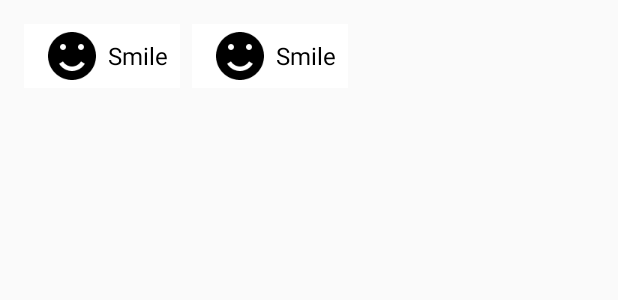
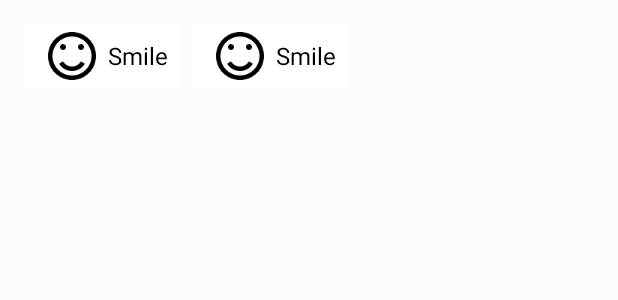
Before and after one commit to super-mario123/ITMovie, an Android app: the layout fragment_main.xml on its own in the app's theme, with its tools: preview values and no code run, on a phone screen of 412 x 824 dp. Shown: the top 300 px of the screen. Run offline under Robolectric (Android 15) with nearby library versions, the phone set to English and light mode, and no system bars.

Commit message:
drawable commit

```diff
--- /dev/null
+++ b/app/src/main/res/drawable/sad_img.xml
@@ -0,0 +1,6 @@
+<?xml version="1.0" encoding="utf-8"?>
+<selector xmlns:android="http://schemas.android.com/apk/res/android">
+
+    <item android:drawable="@mipmap/sad_black" android:state_pressed="true"/>
+    <item android:drawable="@mipmap/sad_white"/>
+</selector>
--- /dev/null
+++ b/app/src/main/res/drawable/smile_img.xml
@@ -0,0 +1,6 @@
+<?xml version="1.0" encoding="utf-8"?>
+<selector xmlns:android="http://schemas.android.com/apk/res/android">
+
+    <item android:drawable="@mipmap/smile_white" android:state_pressed="true"/>
+    <item android:drawable="@mipmap/smile_black"/>
+</selector>
--- a/app/src/main/res/layout/image_btn.xml
+++ b/app/src/main/res/layout/image_btn.xml
@@ -10,7 +10,7 @@
         android:layout_width="wrap_content"
         android:layout_height="wrap_content"
         android:layout_gravity="center_vertical"
-        android:src="@mipmap/smile_white"
+        android:src="@drawable/smile_img"
         android:paddingBottom="5dip"
         android:paddingLeft="16dip"
         android:paddingTop="5dip"
```
